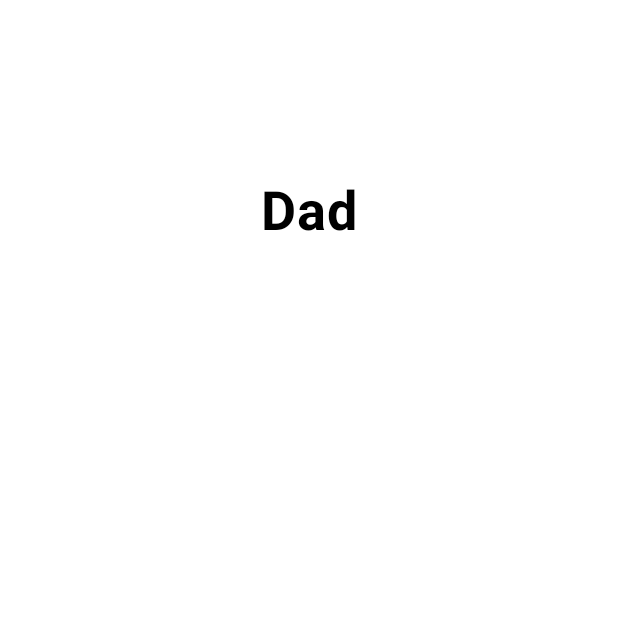
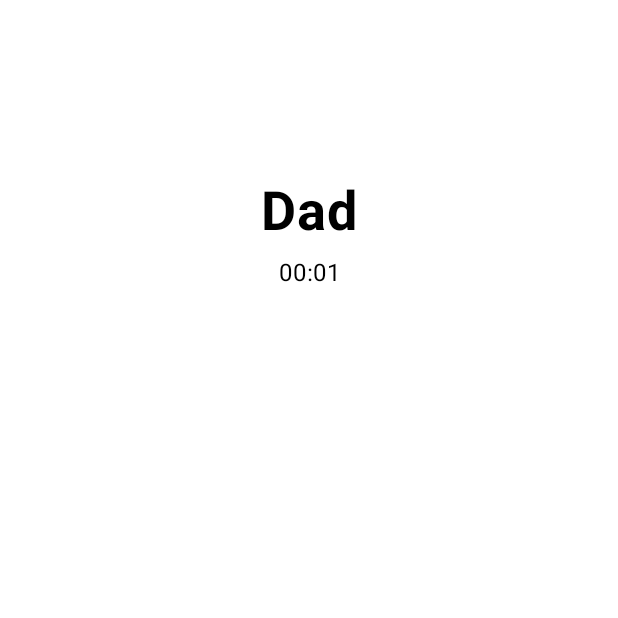
Before and after one commit to FabioLiberto/FakeCall, an Android app built with Jetpack Compose: the AcceptedCallScreen screen opened through its navigation route, on a phone screen of 412 x 824 dp, the top half of it. Run offline under Robolectric (Android 15) with nearby library versions, the phone set to English and light mode, and no system bars.

Commit message:
- Implemented timer which counts up to simulate call duration - Implemented time formatting function to format the up-counting seconds for the display

```diff
--- a/app/src/main/java/ch/zli/fl/fakecall/ui/screen/AcceptedCallScreen.kt
+++ b/app/src/main/java/ch/zli/fl/fakecall/ui/screen/AcceptedCallScreen.kt
@@ -1,5 +1,6 @@
 package ch.zli.fl.fakecall.ui.screen
 
+import android.annotation.SuppressLint
 import androidx.compose.foundation.background
 import androidx.compose.foundation.clickable
 import androidx.compose.foundation.layout.Arrangement
@@ -23,6 +24,11 @@ import androidx.compose.material.icons.filled.VolumeUp
 import androidx.compose.material3.Icon
 import androidx.compose.material3.Text
 import androidx.compose.runtime.Composable
+import androidx.compose.runtime.LaunchedEffect
+import androidx.compose.runtime.getValue
+import androidx.compose.runtime.mutableIntStateOf
+import androidx.compose.runtime.remember
+import androidx.compose.runtime.setValue
 import androidx.compose.ui.Alignment
 import androidx.compose.ui.Modifier
 import androidx.compose.ui.draw.clip
@@ -32,25 +38,45 @@ import androidx.compose.ui.text.style.TextAlign
 import androidx.compose.ui.unit.dp
 import androidx.compose.ui.unit.sp
 import androidx.navigation.NavController
+import kotlinx.coroutines.delay
 
 @Composable
 fun AcceptedCallScreen(navController: NavController) {
+    var seconds by remember { mutableIntStateOf(0) }
+
+    LaunchedEffect(Unit) {
+        while (true) {
+            delay(1000L)
+            seconds++
+        }
+    }
+
     Box(
         modifier = Modifier
             .fillMaxSize()
             .background(Color.White),
     ) {
-        Text(
-            text = "Dad",
+        Box(
             modifier = Modifier
-                .padding(top = 120.dp)
-                .align(Alignment.TopCenter),
-            fontSize = 36.sp,
-            fontWeight = FontWeight.Bold,
-            color = Color.Black,
-        )
+                .align(Alignment.TopCenter)
+                .padding(top = 120.dp),
+        ) {
+            Text(
+                text = "Dad",
+                fontSize = 36.sp,
+                fontWeight = FontWeight.Bold,
+                color = Color.Black,
+            )
+            Text(
+                text = formatTime(seconds),
+                modifier = Modifier
+                    .padding(top = 50.dp)
+                    .align(Alignment.Center),
+                fontSize = 16.sp,
+                color = Color.Black,
+            )
+        }
 
-        // Bottom controls
         Box(
             modifier = Modifier
                 .align(Alignment.BottomCenter)
@@ -65,7 +91,6 @@ fun AcceptedCallScreen(navController: NavController) {
                     .padding(bottom = 24.dp, top = 16.dp),
                 horizontalAlignment = Alignment.CenterHorizontally,
             ) {
-                // Call control buttons
                 Row(
                     modifier = Modifier
                         .fillMaxWidth()
@@ -105,7 +130,8 @@ fun AcceptedCallScreen(navController: NavController) {
                         imageVector = Icons.Filled.CallEnd,
                         contentDescription = "End Call",
                         tint = Color.White,
-                        modifier = Modifier.size(24.dp)
+                        modifier = Modifier
+                            .size(24.dp)
                             .clickable {
                                 navController.navigate("settings")
                             },
@@ -149,3 +175,10 @@ fun CallButton(icon: androidx.compose.ui.graphics.vector.ImageVector, label: Str
         )
     }
 }
+
+@SuppressLint("DefaultLocale")
+fun formatTime(seconds: Int): String {
+    val minutes = seconds / 60
+    val secs = seconds % 60
+    return String.format("%02d:%02d", minutes, secs)
+}
```
